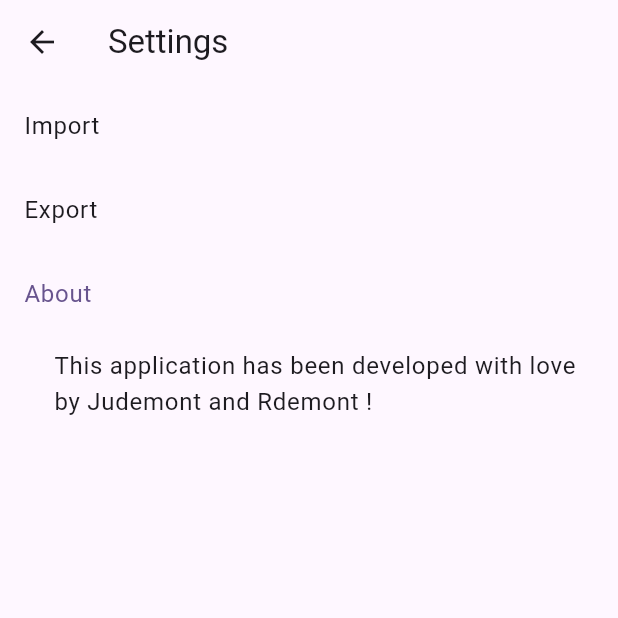
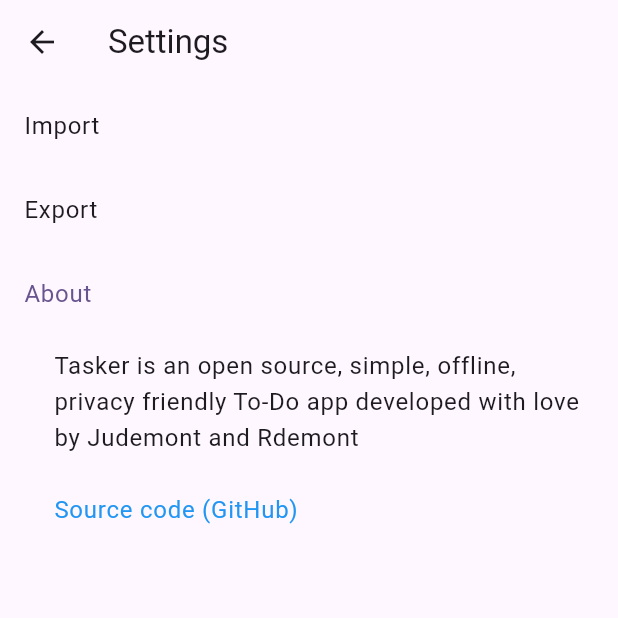
Before and after one commit to judemont/tasker, a Flutter app: the Settings screen opened directly, after a tap on "Import", after a tap on "Export", after a tap on "About", on a phone screen of 412 x 824 dp, the top half of it. Run offline on Flutter 3.47's test engine with Material 3 defaults, Android fonts, the phone set to English and light mode, and no system bars; our stand-ins replace sqflite, sqflite_common_ffi; missing offline and left inert: dart:ffi; accounts and stored records are empty.

Commit message:
improved about

```diff
--- a/lib/widget/settings.dart
+++ b/lib/widget/settings.dart
@@ -1,4 +1,7 @@
 import 'package:flutter/material.dart';
+import 'package:url_launcher/url_launcher.dart';
+import 'package:url_launcher/url_launcher_string.dart';
+
 
 class Settings extends StatefulWidget {
   const Settings({Key? key});
@@ -80,11 +83,20 @@ class _SettingsState extends State<Settings> {
               visible: _displayedTabIndex == 3,
               child: Container(
                 margin: const EdgeInsets.only(left: 20),
-                child: const Column(
+                child: Column(
                   children: [
+                    const ListTile(
+                      title: Text("Tasker is an open source, simple, offline, privacy friendly To-Do app developed with love by Judemont and Rdemont"),
+                    ),
                     ListTile(
-                      title: Text("This application has been developed with love by Judemont and Rdemont !"),
-                    ),
+                      title: const Text(
+                        "Source code (GitHub)",
+                        style: TextStyle(
+                          color: Colors.blue
+                        ),
+                      ),
+                      onTap: () => launchUrl(Uri.parse('https://github.com/judemont/tasker')),
+                    )
                   ],
                 ),
               ),
--- a/pubspec.yaml
+++ b/pubspec.yaml
@@ -41,6 +41,7 @@ dependencies:
   sqlite3_flutter_libs: ^0.5.20
 
   path: any
+  url_launcher: ^6.2.5
 dev_dependencies:
   flutter_test:
     sdk: flutter
```
Also changed, not shown: pubspec.lock, 5 other files.
